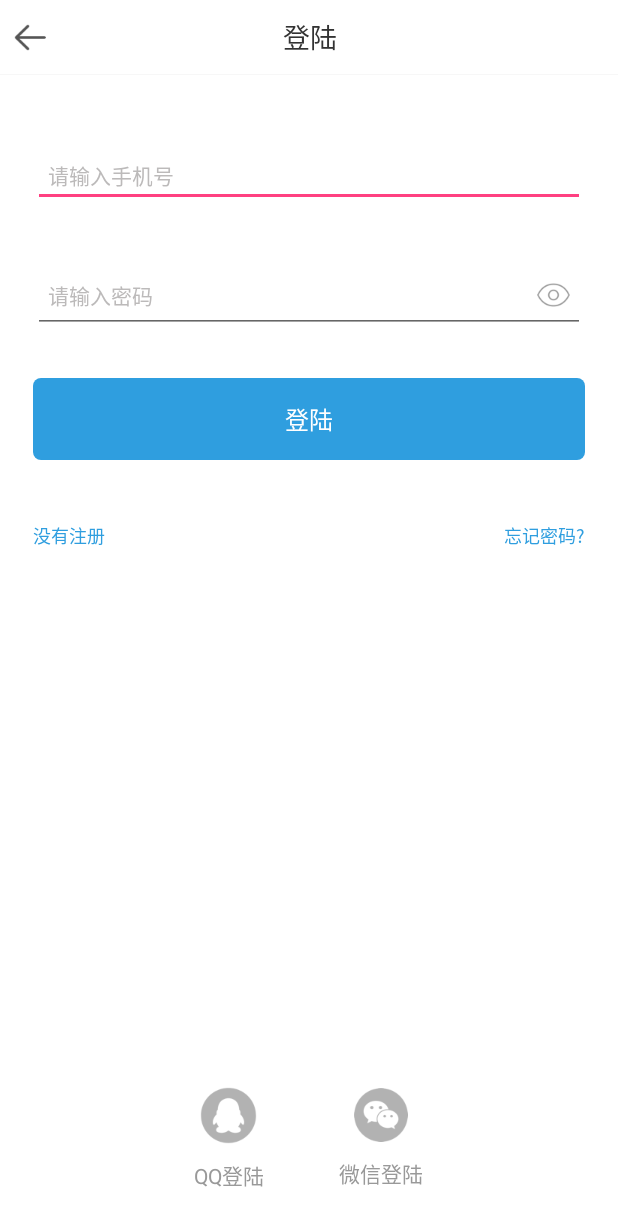
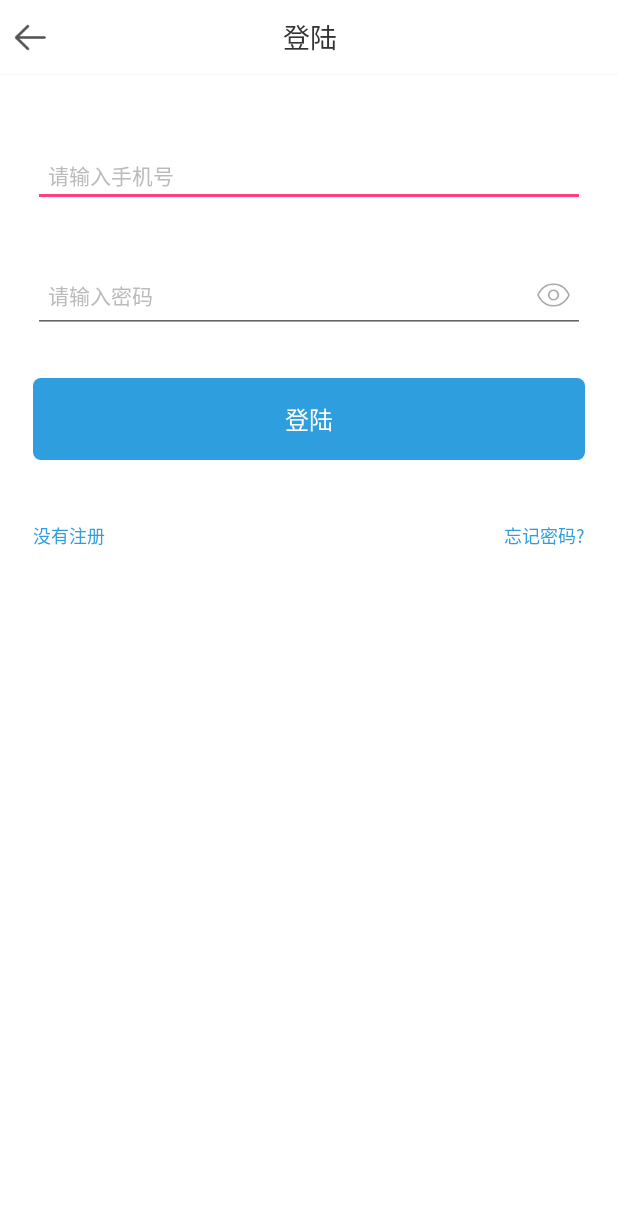
Before and after one commit to Brave-wan/SmartUrban, an Android app: the LoginActivity screen opened directly, with no data from a screen before it, on a phone screen of 412 x 824 dp. Shown: the top 1226 px of the screen. Run offline under Robolectric (Android 15) with nearby library versions, the phone set to English and light mode, and no system bars; our stand-ins replace ButterKnife; libraries missing offline, so code that uses them is left out: com.blankj.utilcode, com.mylhyl.acp, org.loader.autohideime; 2 statements that could not run were skipped.

Commit message:
测试版本 屏蔽微信登录

```diff
--- a/app/src/main/java/com/smart/urban/ui/DynamicActivity.java
+++ b/app/src/main/java/com/smart/urban/ui/DynamicActivity.java
@@ -79,7 +79,6 @@ public class DynamicActivity extends BaseActivity implements OnRefreshListener,
     }
 
 
-
     @Override
     public BasePresenter initPresenter() {
         return null;
@@ -130,6 +129,5 @@ public class DynamicActivity extends BaseActivity implements OnRefreshListener,
         Intent intent = new Intent(this, DynamicDetailsActivity.class);
         intent.putExtra("bean", bean);
         startActivity(intent);
-
     }
 }
--- a/app/src/main/res/layout/activity_login.xml
+++ b/app/src/main/res/layout/activity_login.xml
@@ -92,10 +92,10 @@
                 android:id="@+id/tv_login_find_pwd"
                 android:layout_width="wrap_content"
                 android:layout_height="wrap_content"
+                android:layout_alignBottom="@+id/tv_login_not_register"
                 android:layout_alignParentRight="true"
                 android:layout_marginTop="31dp"
                 android:gravity="center"
-                android:layout_alignBottom="@+id/tv_login_not_register"
 
                 android:paddingBottom="10dp"
                 android:paddingTop="10dp"
@@ -123,7 +123,8 @@
             android:drawableTop="@drawable/icon_login_qq_btn"
             android:gravity="center"
             android:text="QQ登陆"
-            android:textColor="@color/login_txt_gray" />
+            android:textColor="@color/login_txt_gray"
+            android:visibility="gone" />
 
         <TextView
             android:id="@+id/img_login_wchat"
@@ -133,6 +134,7 @@
             android:drawablePadding="10dp"
             android:drawableTop="@drawable/icon_login_wechat"
             android:text="微信登陆"
-            android:textColor="@color/login_txt_gray" />
+            android:textColor="@color/login_txt_gray"
+            android:visibility="gone" />
     </LinearLayout>
 </RelativeLayout>
```
Also changed, not shown: app/src/main/java/com/smart/urban/base/TitleActivity.java (+30 -30 lines).
